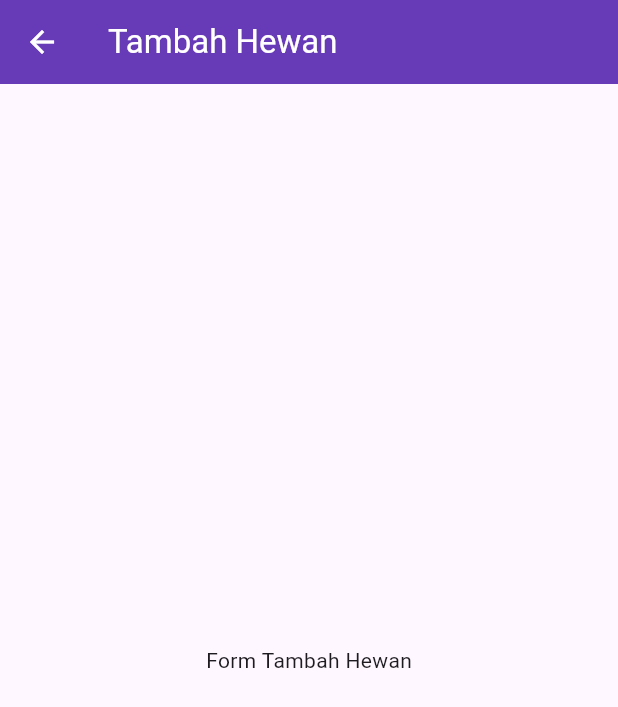
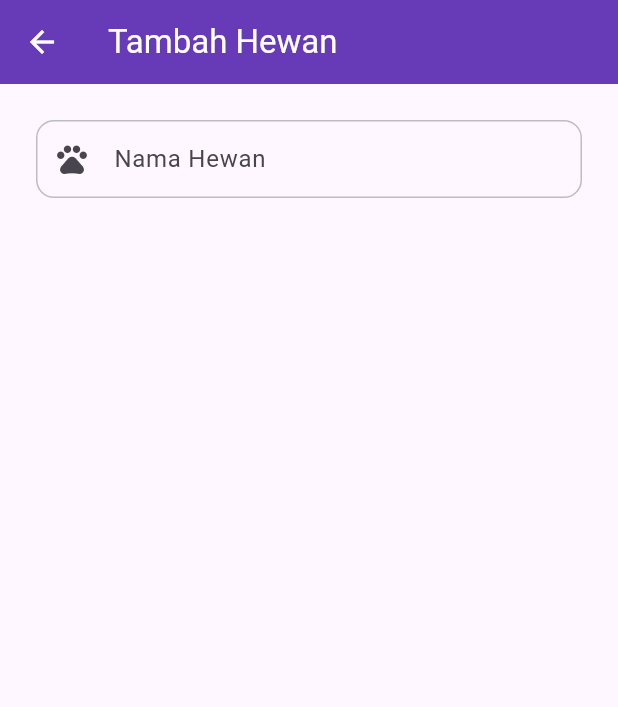
Before and after one commit to thekill022/RestAPI_0174, a Flutter app: the AddHewanPage screen opened directly, on a phone screen of 412 x 824 dp. Shown: the top 707 px of the screen. Run offline on Flutter 3.47's test engine with Material 3 defaults, Android fonts, the phone set to English and light mode, and no system bars; our stand-ins replace equatable, flutter_bloc, flutter_secure_storage; accounts and stored records are empty.

Commit message:
menambahkan custom textfield nama hewan pada add hewan page

```diff
--- a/lib/ui/pages/add_hewan_page.dart
+++ b/lib/ui/pages/add_hewan_page.dart
@@ -1,4 +1,5 @@
 import 'package:flutter/material.dart';
+import 'package:restapi0174/ui/widgets/custom_widget.dart';
 
 class AddHewanPage extends StatefulWidget {
   const AddHewanPage({super.key});
@@ -33,7 +34,19 @@
       ),
       body: Form(
         key: _formKey,
-        child: const Center(child: Text('Form Tambah Hewan')),
+        child: SingleChildScrollView(
+          padding: const EdgeInsets.all(24),
+          child: Column(
+            children: [
+              CustomTextField(
+                controller: _namaController,
+                label: 'Nama Hewan',
+                hint: 'Masukkan nama hewan',
+                prefixIcon: Icons.pets,
+              ),
+            ],
+          ),
+        ),
       ),
     );
   }
```
